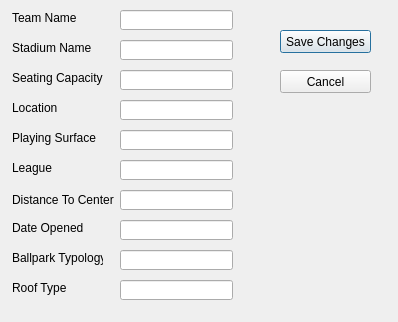
This is BaseballTour/editteam.ui in awiswasi/WhoIsYourDatabase as Qt 5 draws it before an edit. The edited form follows.
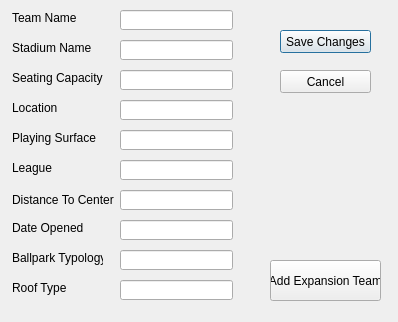
This is the edited form.

Commit message: Add Expansion Team button added

Diff of the .ui file:
```diff
--- a/BaseballTour/editteam.ui
+++ b/BaseballTour/editteam.ui
@@ -269,6 +269,19 @@
     <string>Cancel</string>
    </property>
   </widget>
+  <widget class="QPushButton" name="expansionButton">
+   <property name="geometry">
+    <rect>
+     <x>270</x>
+     <y>260</y>
+     <width>111</width>
+     <height>41</height>
+    </rect>
+   </property>
+   <property name="text">
+    <string>Add Expansion Team</string>
+   </property>
+  </widget>
  </widget>
  <resources/>
  <connections/>
```
The commit also changes 2 other files.
